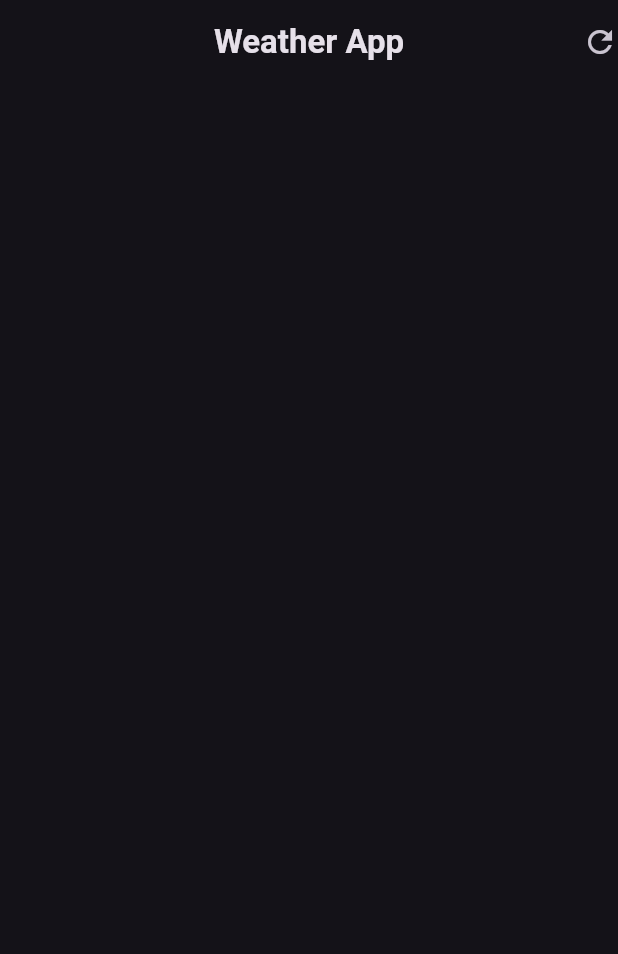
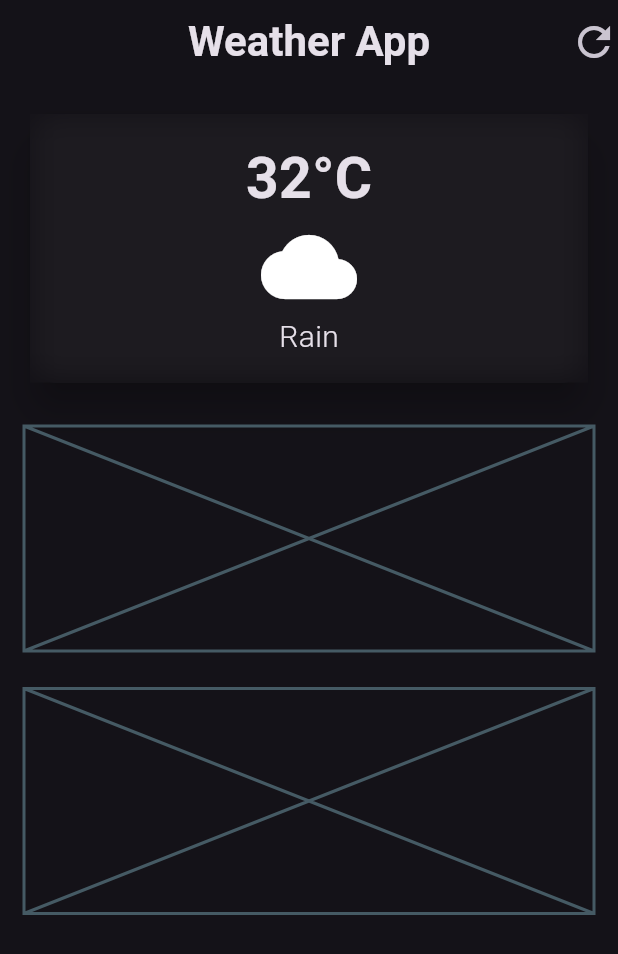
Before and after one commit to WebX-Divin/weather_app, a Flutter app: the screen it shows after launch, on a phone screen of 412 x 824 dp. Shown: the top 954 px of the screen. Run offline on Flutter 3.47's test engine with Material 3 defaults, Android fonts, the phone set to English and light mode, and no system bars.

Commit message:
UI Updated

```diff
--- a/lib/weather_screen.dart
+++ b/lib/weather_screen.dart
@@ -1,3 +1,5 @@
+import 'dart:ui';
+
 import 'package:flutter/material.dart';
 
 class WeatherScreen extends StatelessWidget {
@@ -6,19 +8,85 @@
   @override
   Widget build(BuildContext context) {
     return Scaffold(
+
       appBar: AppBar(
         title: const Text(
           'Weather App',
           style: TextStyle(
+            fontSize: 28,
             fontWeight: FontWeight.bold,
           ),
         ),
         centerTitle: true,
         actions: [
           GestureDetector(
-            child: const Icon(Icons.refresh),
+            child: const Icon(Icons.refresh,
+            size: 32
+            ),
           )
         ],
+      ),
+
+      body: Padding(
+        padding: const EdgeInsets.all(16),
+        child: Column(
+          children: [
+
+            //main card
+            SizedBox(
+              width: double.infinity,
+              child: Card(
+                elevation: 10,
+                shape: RoundedRectangleBorder(
+                  borderRadius: BorderRadius.circular(16),
+                ),
+                child: ClipRRect(
+                  child: BackdropFilter(
+                    filter: ImageFilter.blur(
+                      sigmaX: 10,
+                      sigmaY: 10,
+                    ),
+                    child: const Padding(
+                    padding: EdgeInsets.all(16),
+                    child: Column(
+                      children: [
+                        Text(
+                          '32°C',
+                          style: TextStyle(
+                            fontSize: 38,
+                            fontWeight: FontWeight.bold,
+                            ),
+                          ),
+                          Icon(
+                            Icons.cloud,
+                            size: 64,
+                          ),
+                          Text(
+                            'Rain',
+                            style: TextStyle(
+                              fontSize: 20,
+                              fontWeight: FontWeight.w300,
+                            ),
+                          )
+                        ],
+                      ),
+                    ),
+                  ),
+                ),
+              ),
+            ),
+            const SizedBox(height: 25),
+            //secondary card
+            const Placeholder(
+              fallbackHeight: 150,
+            ),
+            const SizedBox(height: 25),
+            //third card
+            const Placeholder(
+              fallbackHeight: 150,
+            ),
+          ],
+        ),
       ),
     );
   }
```
